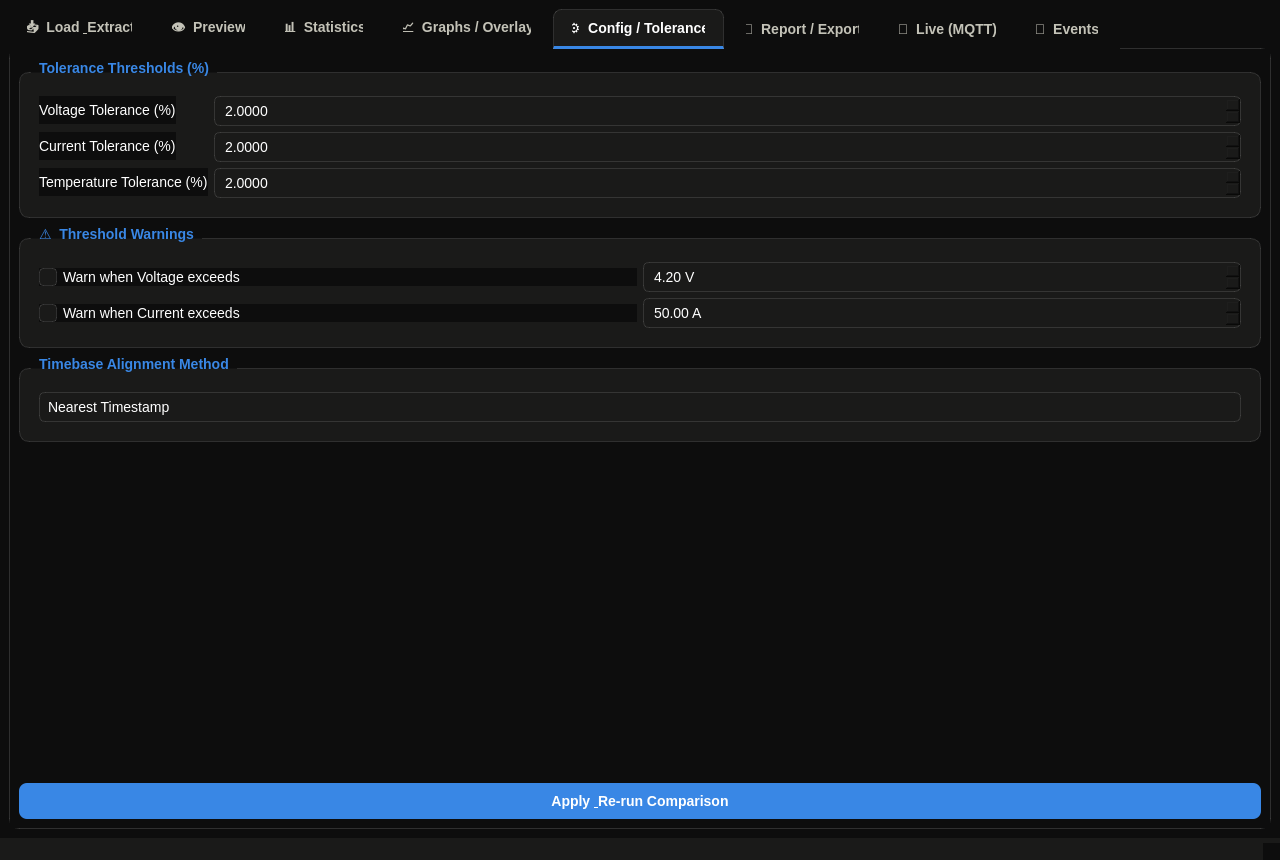
Above: f.ui from Mezo-2006/COMPARISON-BATTERY-TOOL before the change. Below: the same form after it.
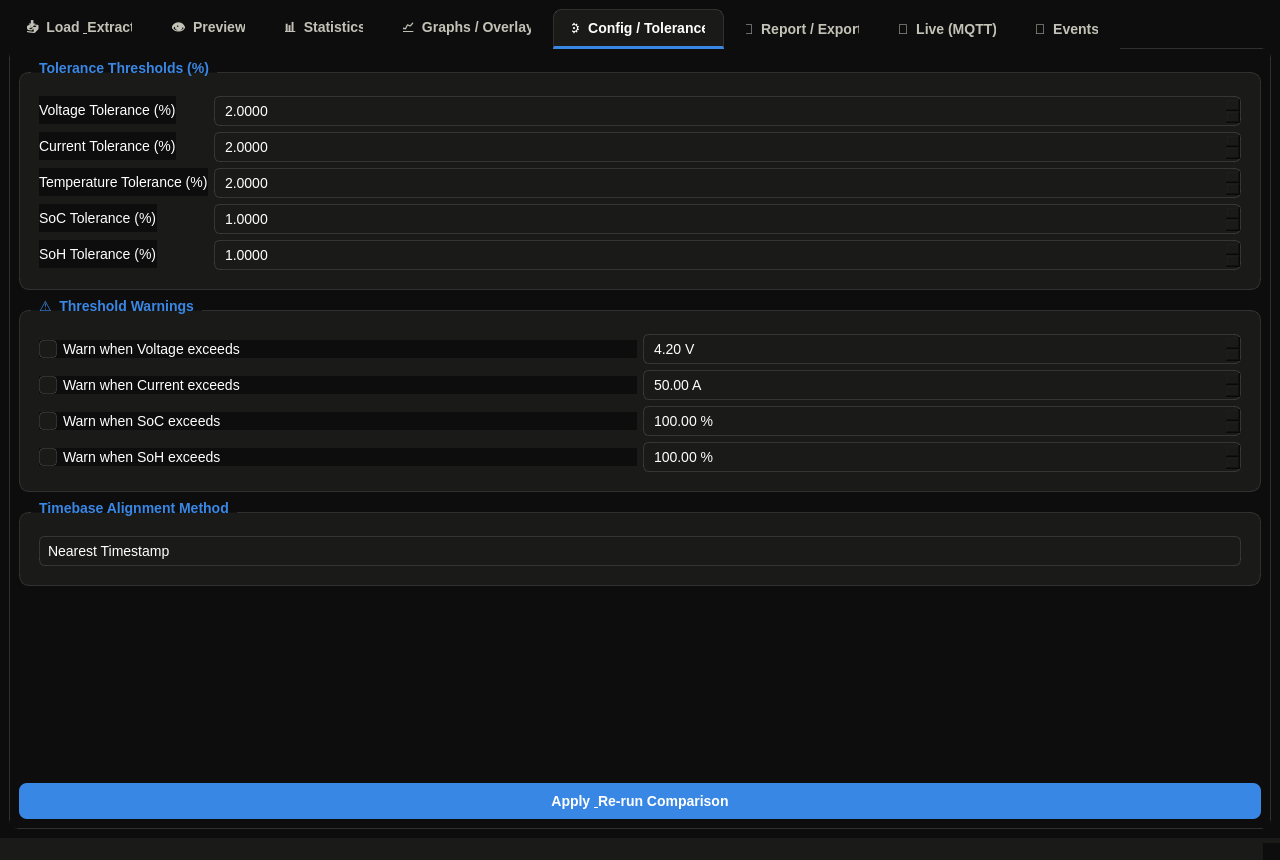
That is the form after the change. The open tabs and pages were chosen to show the change. Custom widgets are drawn as their Qt base class.

Diff of the .ui file:
```diff
--- a/f.ui
+++ b/f.ui
@@ -939,6 +939,58 @@
               </property>
              </widget>
            </item>
+           <item row="3" column="0">
+            <widget class="QLabel" name="labelSocToleranceCaption">
+             <property name="text">
+              <string>SoC Tolerance (%)</string>
+             </property>
+            </widget>
+           </item>
+           <item row="3" column="1">
+<widget class="QDoubleSpinBox" name="doubleSpinBoxSocTolerance">
+              <property name="decimals">
+               <number>4</number>
+              </property>
+              <property name="minimum">
+               <double>0.000000000000000</double>
+              </property>
+              <property name="maximum">
+               <double>50.000000000000000</double>
+              </property>
+              <property name="singleStep">
+               <double>0.010000000000000</double>
+              </property>
+              <property name="value">
+               <double>1.000000000000000</double>
+              </property>
+             </widget>
+           </item>
+           <item row="4" column="0">
+            <widget class="QLabel" name="labelSohToleranceCaption">
+             <property name="text">
+              <string>SoH Tolerance (%)</string>
+             </property>
+            </widget>
+           </item>
+           <item row="4" column="1">
+<widget class="QDoubleSpinBox" name="doubleSpinBoxSohTolerance">
+              <property name="decimals">
+               <number>4</number>
+              </property>
+              <property name="minimum">
+               <double>0.000000000000000</double>
+              </property>
+              <property name="maximum">
+               <double>50.000000000000000</double>
+              </property>
+              <property name="singleStep">
+               <double>0.010000000000000</double>
+              </property>
+              <property name="value">
+               <double>1.000000000000000</double>
+              </property>
+             </widget>
+           </item>
           </layout>
          </widget>
         </item>
@@ -1012,6 +1064,70 @@
              </property>
             </widget>
            </item>
+           <item row="2" column="0">
+            <widget class="QCheckBox" name="checkBoxEnableSocThreshold">
+             <property name="text">
+              <string>Warn when SoC exceeds</string>
+             </property>
+            </widget>
+           </item>
+           <item row="2" column="1">
+            <widget class="QDoubleSpinBox" name="doubleSpinBoxSocThreshold">
+             <property name="enabled">
+              <bool>false</bool>
+             </property>
+             <property name="suffix">
+              <string> %</string>
+             </property>
+             <property name="decimals">
+              <number>2</number>
+             </property>
+             <property name="minimum">
+              <double>0.000000000000000</double>
+             </property>
+             <property name="maximum">
+              <double>100.000000000000000</double>
+             </property>
+             <property name="singleStep">
+              <double>1.000000000000000</double>
+             </property>
+             <property name="value">
+              <double>100.000000000000000</double>
+             </property>
+            </widget>
+           </item>
+           <item row="3" column="0">
+            <widget class="QCheckBox" name="checkBoxEnableSohThreshold">
+             <property name="text">
+              <string>Warn when SoH exceeds</string>
+             </property>
+            </widget>
+           </item>
+           <item row="3" column="1">
+            <widget class="QDoubleSpinBox" name="doubleSpinBoxSohThreshold">
+             <property name="enabled">
+              <bool>false</bool>
+             </property>
+             <property name="suffix">
+              <string> %</string>
+             </property>
+             <property name="decimals">
+              <number>2</number>
+             </property>
+             <property name="minimum">
+              <double>0.000000000000000</double>
+             </property>
+             <property name="maximum">
+              <double>100.000000000000000</double>
+             </property>
+             <property name="singleStep">
+              <double>1.000000000000000</double>
+             </property>
+             <property name="value">
+              <double>100.000000000000000</double>
+             </property>
+            </widget>
+           </item>
           </layout>
          </widget>
         </item>
```
Left out of the diff: 44 changed lines with no effect on the pictures.
